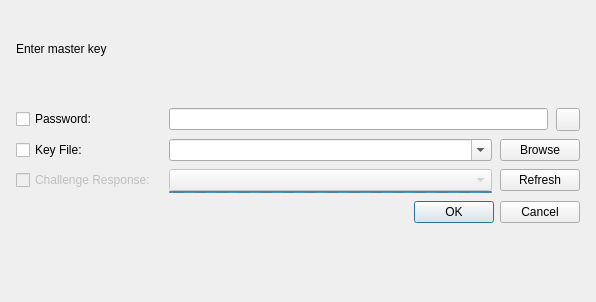
First picture: the form in src/gui/DatabaseOpenWidget.ui, repository iluminat23/keepassxc-debian, before the edit.
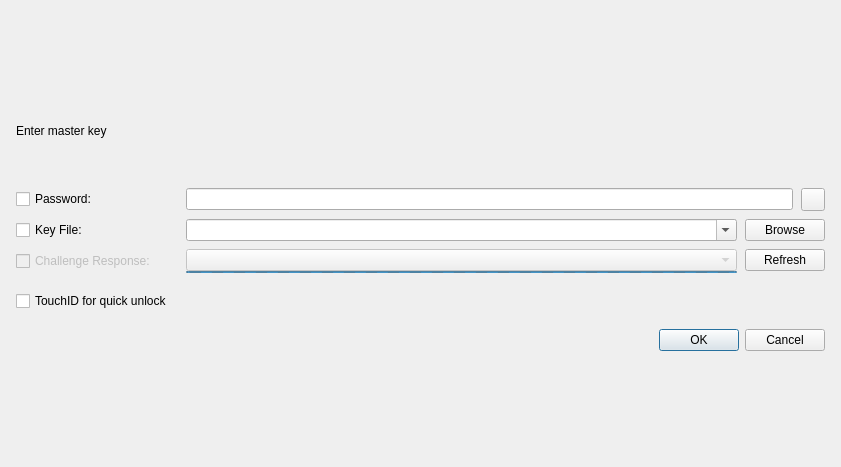
Second picture: the form after the edit. Custom widgets are drawn as their Qt base class.

Diff of the .ui file:
```diff
--- a/src/gui/DatabaseOpenWidget.ui
+++ b/src/gui/DatabaseOpenWidget.ui
@@ -6,11 +6,11 @@
    <rect>
     <x>0</x>
     <y>0</y>
-    <width>596</width>
-    <height>302</height>
+    <width>841</width>
+    <height>467</height>
    </rect>
   </property>
-  <layout class="QVBoxLayout" name="verticalLayout" stretch="0,1,0,1,0,0,3">
+  <layout class="QVBoxLayout" name="verticalLayout">
    <property name="spacing">
     <number>8</number>
    </property>
@@ -55,10 +55,13 @@
      <property name="orientation">
       <enum>Qt::Vertical</enum>
      </property>
+     <property name="sizeType">
+      <enum>QSizePolicy::Fixed</enum>
+     </property>
      <property name="sizeHint" stdset="0">
       <size>
        <width>20</width>
-       <height>40</height>
+       <height>20</height>
       </size>
      </property>
     </spacer>
@@ -142,7 +145,7 @@
        </item>
       </layout>
      </item>
-     <item row="5" column="2">
+     <item row="2" column="2">
       <layout class="QGridLayout" name="gridLayout_2">
        <property name="leftMargin">
         <number>5</number>
@@ -153,7 +156,7 @@
        <property name="verticalSpacing">
         <number>0</number>
        </property>
-       <item row="1" column="1">
+       <item row="0" column="1">
         <widget class="QPushButton" name="buttonRedetectYubikey">
          <property name="enabled">
           <bool>true</bool>
@@ -163,7 +166,7 @@
          </property>
         </widget>
        </item>
-       <item row="1" column="0">
+       <item row="0" column="0">
         <widget class="QComboBox" name="comboChallengeResponse">
          <property name="enabled">
           <bool>false</bool>
@@ -179,7 +182,7 @@
          </property>
         </widget>
        </item>
-       <item row="2" column="0">
+       <item row="1" column="0">
         <widget class="QProgressBar" name="yubikeyProgress">
          <property name="maximumSize">
           <size>
@@ -203,15 +206,7 @@
        </item>
       </layout>
      </item>
-     <item row="5" column="0">
-      <layout class="QHBoxLayout" name="horizontalLayout">
-       <property name="spacing">
-        <number>0</number>
-       </property>
-       <property name="bottomMargin">
-        <number>2</number>
-       </property>
-       <item>
+     <item row="2" column="0">
         <widget class="QCheckBox" name="checkChallengeResponse">
          <property name="enabled">
           <bool>false</bool>
@@ -221,7 +216,25 @@
          </property>
         </widget>
        </item>
-      </layout>
+     <item row="3" column="0">
+      <widget class="QCheckBox" name="checkTouchID">
+       <property name="text">
+        <string>TouchID for quick unlock</string>
+       </property>
+      </widget>
+     </item>
+     <item row="3" column="2">
+      <spacer name="verticalSpacer_4">
+       <property name="orientation">
+        <enum>Qt::Vertical</enum>
+       </property>
+       <property name="sizeHint" stdset="0">
+        <size>
+         <width>20</width>
+         <height>40</height>
+        </size>
+       </property>
+      </spacer>
      </item>
     </layout>
    </item>
```
Lines whose indentation alone changed are shown as unchanged.
